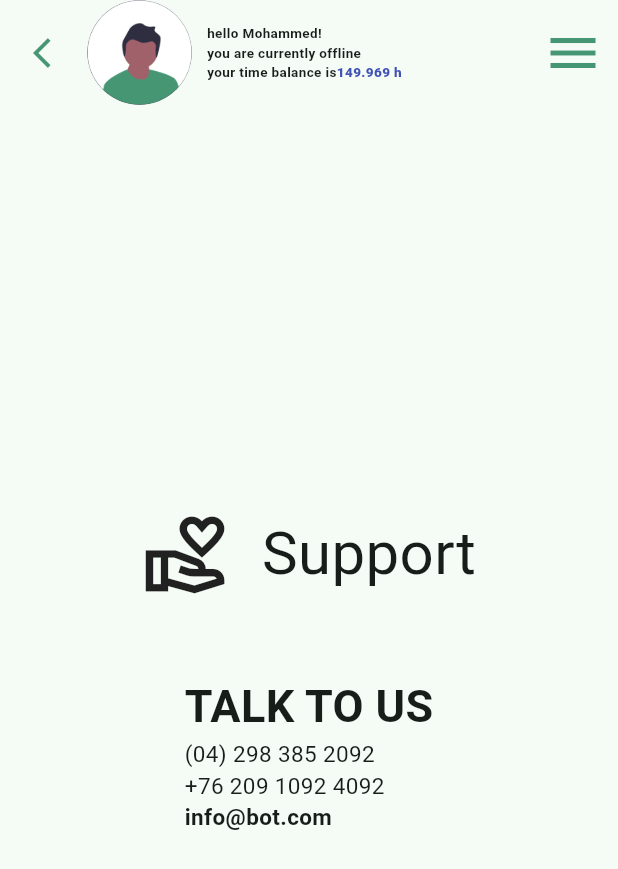
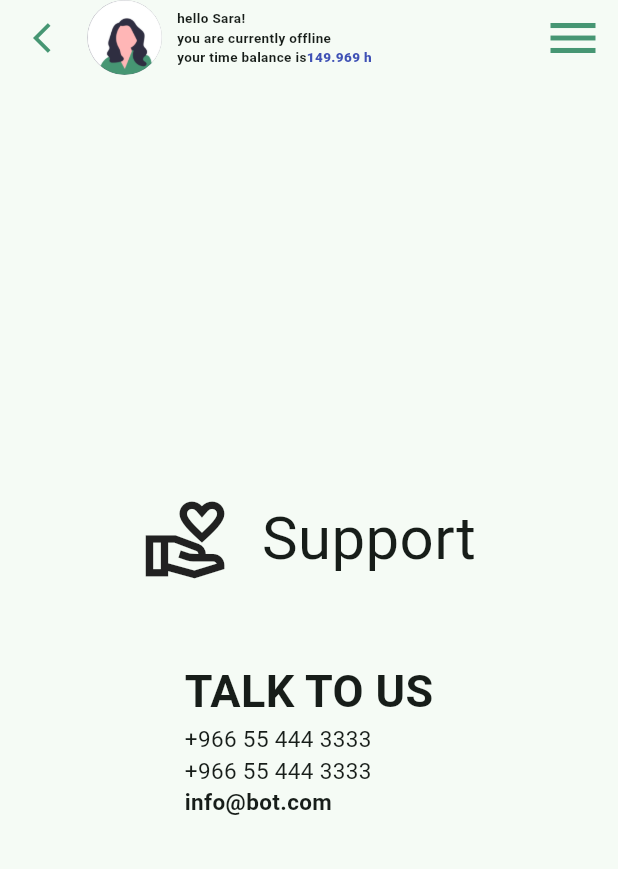
Before and after one commit to HajerAlmatari/bank_of_time, a Flutter app: the ContactUsView screen opened directly, on a phone screen of 412 x 824 dp. Shown: the top 869 px of the screen. Run offline on Flutter 3.47's test engine with Material 2 defaults, Android fonts, the phone set to English and light mode, and no system bars; our stand-ins replace flutter_riverpod.

Commit message:
final commit

```diff
--- a/lib/core/widgets/welcome_container.dart
+++ b/lib/core/widgets/welcome_container.dart
@@ -24,8 +24,8 @@ class WelcomeContainer extends StatelessWidget {
           borderRadius: BorderRadius.circular(100),
           child: Image.asset(
             "assets/images/avatar1.png",
-            height: 70,
-            width: 70,
+            height: 50,
+            width: 50,
           ),
         ),
         const SizedBox(
@@ -35,7 +35,7 @@ class WelcomeContainer extends StatelessWidget {
           crossAxisAlignment: CrossAxisAlignment.start,
           children: [
             Text(
-              "hello Mohammed!",
+              "hello Sara!",
               style: TextStyle(fontSize: 9, fontWeight: FontWeight.bold),
             ),
             Text(
--- a/lib/features/profile/presentation/view/widgets/account_info_container.dart
+++ b/lib/features/profile/presentation/view/widgets/account_info_container.dart
@@ -28,7 +28,7 @@ class AccountInfoContainer extends StatelessWidget {
             children: [
               DefaultTextStyle(
                 style: TextStyle(color: Colors.black,fontSize: 17),
-                child: Text("Mohammed Al-Haddad",),
+                child: Text("Sara", textAlign: TextAlign.center,),
               ),
               Padding(
                 padding: EdgeInsets.symmetric(horizontal : 20.0,  vertical : 10.0),
--- a/lib/features/profile/presentation/view/widgets/account_info_form.dart
+++ b/lib/features/profile/presentation/view/widgets/account_info_form.dart
@@ -16,12 +16,12 @@ class AccountInfoForm extends StatelessWidget {
         children: [
           const AccountInfoTextField(
             hintText: "Name",
-            text: "Mohammed Al-Haddad",
+            text: "Sara",
           ),
           const LanguageDropDown(),
           const AccountInfoTextField(
             hintText: "Email",
-            text: "Mohammed@gmail.com",
+            text: "sara@gmail.com",
           ),
           const AccountInfoTextField(
             hintText: "Country",
--- a/lib/features/settings/presentation/view/contact_us_view.dart
+++ b/lib/features/settings/presentation/view/contact_us_view.dart
@@ -34,8 +34,8 @@ class ContactUsView extends StatelessWidget {
                       crossAxisAlignment: CrossAxisAlignment.start,
                       children: [
                         Text("TALK TO US", style: TextStyle(fontSize: 30, fontWeight: FontWeight.bold),),
-                        Text("(04) 298 385 2092", style: TextStyle(fontSize: 15),),
-                        Text("+76 209 1092 4092", style: TextStyle(fontSize: 15),),
+                        Text("+966 55 444 3333", style: TextStyle(fontSize: 15),),
+                        Text("+966 55 444 3333", style: TextStyle(fontSize: 15),),
                         Text("info@bot.com", style: TextStyle(fontSize: 15, fontWeight: FontWeight.bold),),
                       ],
                     )
```
Also changed, not shown: assets/images/avatar1.png, 2 other files.
